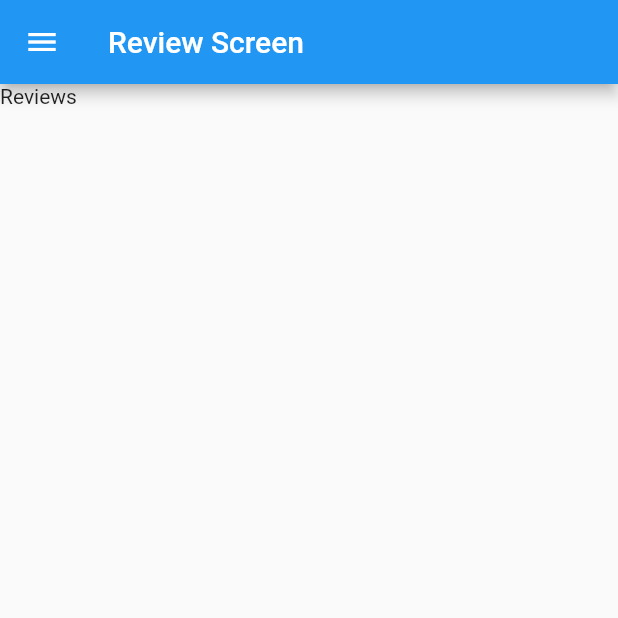
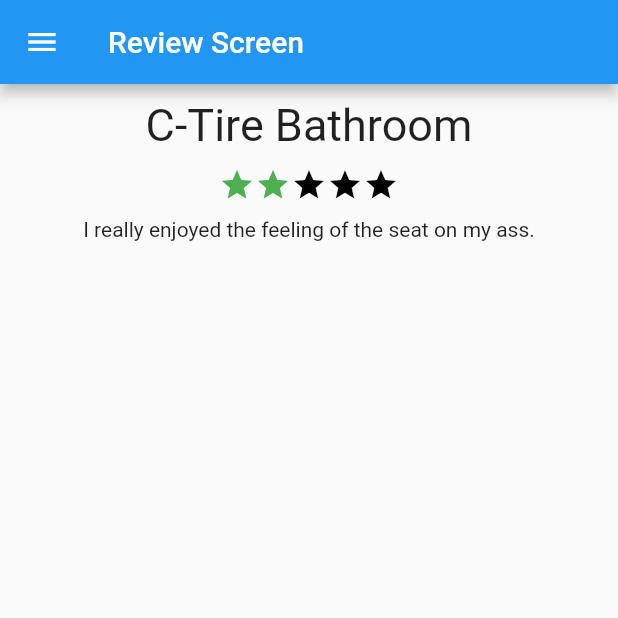
Before and after one commit to scarletspider616/krappr-app, a Flutter app: the ReviewScreen screen opened directly, on a phone screen of 412 x 824 dp, the top half of it. Run offline on Flutter 3.47's test engine with Material 2 defaults, Android fonts, the phone set to English and light mode, and no system bars; our stand-ins replace email_validator, geolocator, get, google_maps_flutter, permission_handler, rxdart and 1 more; accounts and stored records are empty.

Commit message:
WIP - initial review screen work

```diff
--- a/lib/src/ui/screen/review_screen.dart
+++ b/lib/src/ui/screen/review_screen.dart
@@ -12,11 +12,42 @@ class ReviewScreenState extends State<ReviewScreen> {
   @override
   Widget build(BuildContext context) {
     return Scaffold(
-      appBar: AppBar(
-        title: Text(REVIEW_SCREEN),
-      ),
-      drawer: ListViewDrawerBloc().getDefaultListDrawer(),
-      body: Text(REVIEWS),
-    );
+        appBar: AppBar(
+          title: Text("Review Screen"),
+        ),
+        drawer: ListViewDrawerBloc().getDefaultListDrawer(),
+        body: Container (
+            child: Column(
+                crossAxisAlignment: CrossAxisAlignment.center,
+                children: [
+              SizedBox(height: 10),
+              titleSummary(),
+              SizedBox(height: 10),
+              reviewStars(2),
+              SizedBox(height: 10),
+              Text("I really enjoyed the feeling of the seat on my ass.")
+            ]),
+            alignment: FractionalOffset(0.5, 0.5)
+            ));
   }
 }
+
+Widget reviewStars(int numberOfStars) {
+  return Row(
+    mainAxisSize: MainAxisSize.min,
+    children: [
+      Icon(Icons.star, color: numberOfStars > 0 ? Colors.green[500] : Colors.black),
+      Icon(Icons.star, color: numberOfStars > 1 ? Colors.green[500] : Colors.black),
+      Icon(Icons.star, color: numberOfStars > 2 ? Colors.green[500] : Colors.black),
+      Icon(Icons.star, color: numberOfStars > 3 ? Colors.green[500] : Colors.black),
+      Icon(Icons.star, color: numberOfStars > 4 ? Colors.green[500] : Colors.black),
+    ],
+  );
+}
+
+Widget titleSummary() {
+  return Text(
+    "C-Tire Bathroom",
+    style: TextStyle(fontSize: 30.0),
+  );
+}
```
